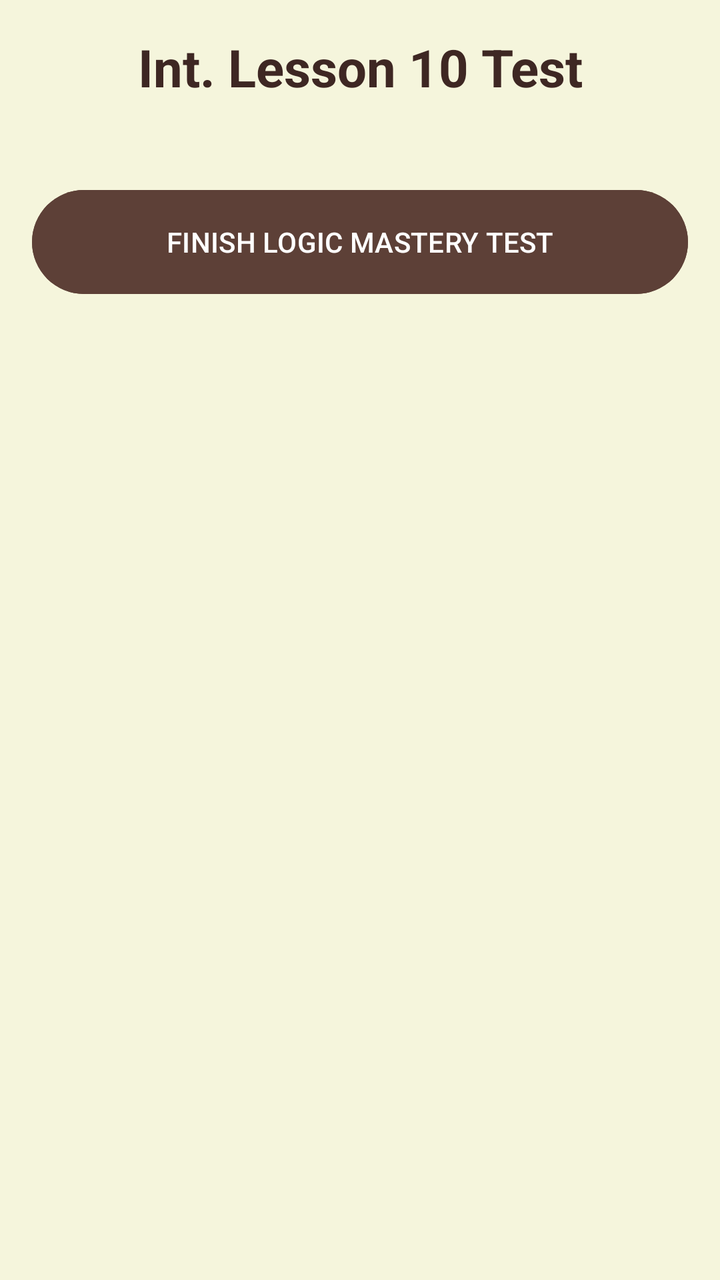
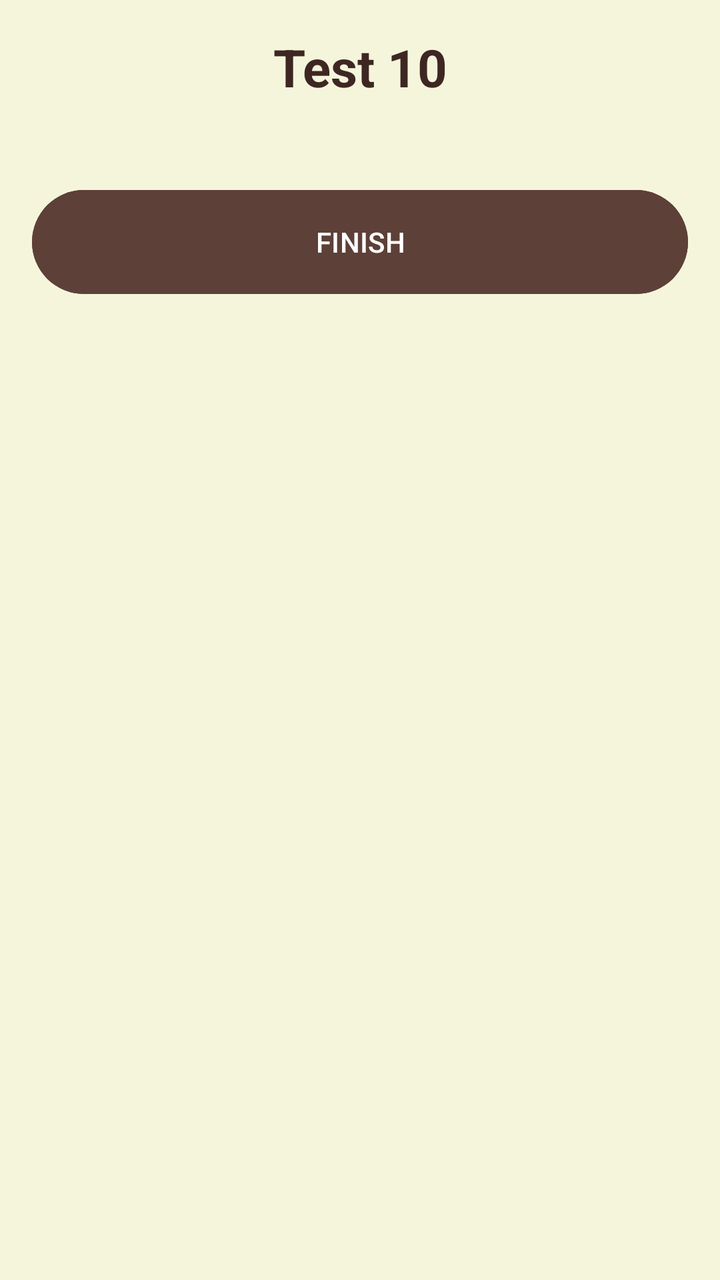

An Android layout rendered at two revisions. The XML below is the earlier revision; the diff shows what the commit changed to produce the second picture.
<!-- AndroidManifest.xml: application theme Theme.OlympMathMentor -->
<!-- res/layout/activity_int_test10.xml -->
<?xml version="1.0" encoding="utf-8"?>
<ScrollView xmlns:android="http://schemas.android.com/apk/res/android"
    android:layout_width="match_parent"
    android:layout_height="match_parent"
    android:background="#F5F5DC"
    android:padding="16dp">

    <LinearLayout
        android:layout_width="match_parent"
        android:layout_height="wrap_content"
        android:orientation="vertical">

        <TextView
            android:layout_width="match_parent"
            android:layout_height="wrap_content"
            android:text="Int. Lesson 10 Test"
            android:textSize="26sp"
            android:textStyle="bold"
            android:textColor="#3E2723"
            android:gravity="center"
            android:layout_marginBottom="20dp"/>

        <LinearLayout
            android:id="@+id/questionsContainer"
            android:layout_width="match_parent"
            android:layout_height="wrap_content"
            android:orientation="vertical" />

        <Button
            android:id="@+id/btnFinish"
            android:layout_width="match_parent"
            android:layout_height="60dp"
            android:text="FINISH LOGIC MASTERY TEST"
            android:backgroundTint="#5D4037"
            android:textColor="#FFFFFF"
            android:layout_marginTop="20dp"/>

        <LinearLayout
            android:id="@+id/resultLayout"
            android:layout_width="match_parent"
            android:layout_height="wrap_content"
            android:orientation="vertical"
            android:visibility="gone"
            android:gravity="center"
            android:layout_marginTop="20dp">

            <TextView
                android:id="@+id/tvScore"
                android:layout_width="wrap_content"
                android:layout_height="wrap_content"
                android:textSize="24sp"
                android:textColor="#3E2723"
                android:textStyle="bold"/>

            <LinearLayout
                android:id="@+id/medalsLayout"
                android:layout_width="wrap_content"
                android:layout_height="wrap_content"
                android:orientation="horizontal"
                android:layout_margin="10dp"
                android:visibility="gone">

                <ImageView android:id="@+id/medal1" android:layout_width="60dp" android:layout_height="60dp" android:src="@drawable/ic_medal" />
                <ImageView android:id="@+id/medal2" android:layout_width="60dp" android:layout_height="60dp" android:src="@drawable/ic_medal" />
                <ImageView android:id="@+id/medal3" android:layout_width="60dp" android:layout_height="60dp" android:src="@drawable/ic_medal" />

            </LinearLayout>

            <TextView
                android:id="@+id/tvFeedback"
                android:layout_width="match_parent"
                android:layout_height="wrap_content"
                android:gravity="center"
                android:textSize="18sp"
                android:textColor="#D32F2F"
                android:layout_marginBottom="20dp"/>

            <Button
                android:id="@+id/btnNextLesson"
                android:layout_width="match_parent"
                android:layout_height="60dp"
                android:text="Next Lesson"
                android:visibility="gone"
                android:backgroundTint="#2E7D32"
                android:textColor="#FFFFFF"
                android:layout_marginBottom="10dp"/>

            <Button
                android:id="@+id/btnRetry"
                android:layout_width="match_parent"
                android:layout_height="60dp"
                android:text="Retry Test"
                android:backgroundTint="#D32F2F"
                android:textColor="#FFFFFF"/>

        </LinearLayout>
    </LinearLayout>
</ScrollView>
<!-- resources referenced by this layout -->
<resources>
  <!-- drawable ic_medal (drawable) -->
  <vector xmlns:android="http://schemas.android.com/apk/res/android"
      android:width="24dp"
      android:height="24dp"
      android:viewportWidth="24"
      android:viewportHeight="24">
      <path
          android:fillColor="#FFFFFFFF"
          android:pathData="M17,10.43V2H7v8.43c0,0.35 0.18,0.68 0.49,0.86l4.18,2.51l-0.99,2.34l-3.41,0.29l2.59,2.24L8.96,22L12,20.23L15.04,22l-0.9-3.33l2.59,-2.24l-3.41,-0.29l-0.99,-2.34l4.18,-2.51C16.82,11.11 17,10.79 17,10.43zM13,4h2v3h-2V4zM9,4h2v3H9V4z"/>
  </vector>
  <style name="Theme.OlympMathMentor" parent="Base.Theme.OlympMathMentor" />
  <style name="Base.Theme.OlympMathMentor" parent="Theme.Material3.DayNight.NoActionBar">
          
          
      </style>
</resources>

<!-- the commit's change to res/layout/activity_int_test10.xml (unified diff, before → after) -->
@@ -13,7 +13,7 @@
         <TextView
             android:layout_width="match_parent"
             android:layout_height="wrap_content"
-            android:text="Int. Lesson 10 Test"
+            android:text="Test 10"
             android:textSize="26sp"
             android:textStyle="bold"
             android:textColor="#3E2723"
@@ -30,7 +30,7 @@
             android:id="@+id/btnFinish"
             android:layout_width="match_parent"
             android:layout_height="60dp"
-            android:text="FINISH LOGIC MASTERY TEST"
+            android:text="FINISH"
             android:backgroundTint="#5D4037"
             android:textColor="#FFFFFF"
             android:layout_marginTop="20dp"/>
